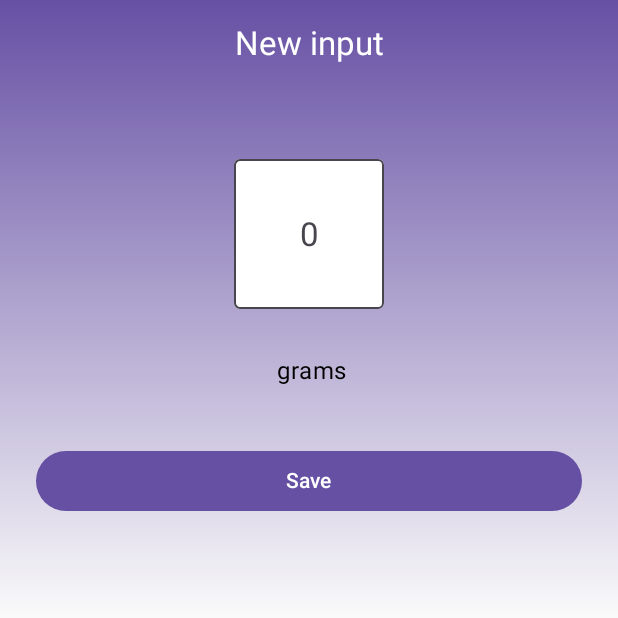
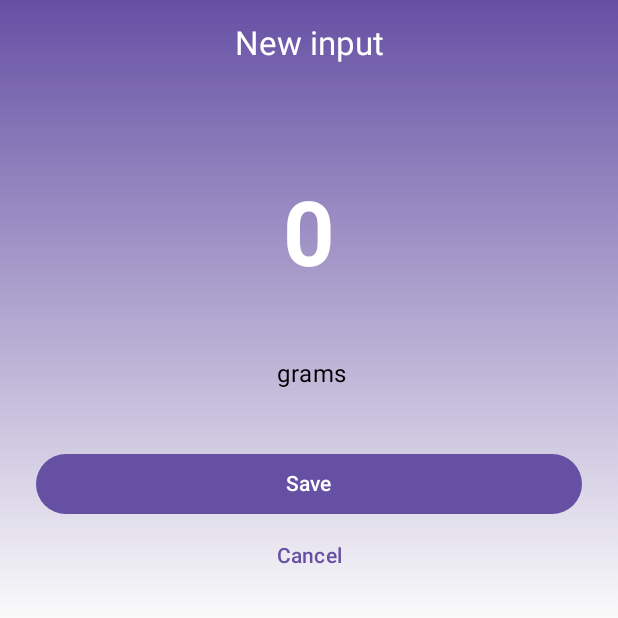
Before and after one commit to stacyjacks/ProCo, an Android app built with Jetpack Compose: the screen it shows after launch (MainActivity), after a tap on "New input", on a phone screen of 412 x 824 dp, the top half of it. Run offline under Robolectric (Android 15) with nearby library versions, the phone set to English and light mode, and no system bars; our stand-ins replace Dagger/Hilt's generated code, Room's generated code; 7 statements that could not run were skipped.

Commit message:
Further ui and ux improvements.

```diff
--- a/ui/src/main/java/kurmakaeva/anastasia/ui/AddScreen.kt
+++ b/ui/src/main/java/kurmakaeva/anastasia/ui/AddScreen.kt
@@ -2,15 +2,14 @@ package kurmakaeva.anastasia.ui
 
 import androidx.compose.foundation.background
 import androidx.compose.foundation.layout.Column
+import androidx.compose.foundation.layout.fillMaxHeight
 import androidx.compose.foundation.layout.fillMaxSize
 import androidx.compose.foundation.layout.fillMaxWidth
-import androidx.compose.foundation.layout.height
 import androidx.compose.foundation.layout.padding
-import androidx.compose.foundation.layout.width
 import androidx.compose.foundation.text.KeyboardOptions
 import androidx.compose.material3.Button
-import androidx.compose.material3.OutlinedTextField
 import androidx.compose.material3.Text
+import androidx.compose.material3.TextButton
 import androidx.compose.material3.TextField
 import androidx.compose.material3.TextFieldDefaults
 import androidx.compose.runtime.Composable
@@ -26,12 +25,14 @@ import androidx.compose.ui.unit.dp
 import androidx.hilt.navigation.compose.hiltViewModel
 import kurmakaeva.anastasia.ui.components.TopBarTitle
 import kurmakaeva.anastasia.ui.theme.Typography
+import kurmakaeva.anastasia.ui.theme.themeGradient
 import kurmakaeva.anastasia.ui.viewmodel.AddViewModel
 
 @Composable
 fun AddScreen(
     type: ScreenType,
     onTapAdd: () -> Unit,
+    onTapCancel: () -> Unit,
     viewModel: AddViewModel = hiltViewModel()
 ) {
     Column(modifier = Modifier.fillMaxSize()) {
@@ -67,9 +68,10 @@ fun AddScreen(
                 onNameChanged = { viewModel.onNameChanged(it) }
             )
         }
-
-        Button(
-            onClick = {
+        AddScreenButtons(
+            onTapAdd = { onTapAdd() },
+            onTapCancel = { onTapCancel() },
+            saveAction = {
                 when (type) {
                     ScreenType.AddSaved -> {
                         viewModel.addSavedItem()
@@ -82,15 +84,8 @@ fun AddScreen(
                     }
                     else -> { /* do nothing */ }
                 }
-
-                onTapAdd()
-            },
-            modifier = Modifier
-                .fillMaxWidth()
-                .padding(24.dp)
-        ) {
-            Text(text = stringResource(id = R.string.save))
-        }
+            }
+        )
     }
 }
 
@@ -103,7 +98,7 @@ fun AddGramsContainer(
         modifier = Modifier.fillMaxWidth(),
         horizontalAlignment = Alignment.CenterHorizontally
     ) {
-        OutlinedTextField(
+        TextField(
             value = if (amount != "0.0") amount else "",
             onValueChange = {
                 if (it.isEmpty() || it.toDoubleOrNull() != null) {
@@ -112,8 +107,6 @@ fun AddGramsContainer(
             },
             modifier = Modifier
                 .padding(top = 32.dp, bottom = 16.dp)
-                .width(100.dp)
-                .height(100.dp)
                 .background(Color.Transparent),
             placeholder = {
                 Text(
@@ -121,17 +114,19 @@ fun AddGramsContainer(
                     modifier = Modifier
                         .fillMaxWidth()
                         .align(Alignment.CenterHorizontally),
-                    style = Typography.titleMedium
+                    style = Typography.headlineLarge
                 )
             },
             singleLine = true,
-            textStyle = Typography.titleLarge,
+            textStyle = Typography.headlineLarge,
             keyboardOptions = KeyboardOptions.Default.copy(
                 keyboardType = KeyboardType.Number
             ),
             colors = TextFieldDefaults.colors(
-                focusedContainerColor = Color.White,
-                unfocusedContainerColor = Color.White
+                focusedContainerColor = Color.Transparent,
+                unfocusedContainerColor = Color.Transparent,
+                focusedIndicatorColor = Color.Transparent,
+                unfocusedIndicatorColor = Color.Transparent
             )
         )
 
@@ -172,6 +167,35 @@ fun AddNameContainer(
     )
 }
 
+@Composable
+fun AddScreenButtons(
+    onTapAdd: () -> Unit,
+    onTapCancel: () -> Unit,
+    saveAction: () -> Unit
+) {
+    Button(
+        onClick = {
+            saveAction()
+            onTapAdd()
+        },
+        modifier = Modifier
+            .fillMaxWidth()
+            .padding(top = 24.dp, start = 24.dp, end = 24.dp)
+    ) {
+        Text(text = stringResource(id = R.string.save))
+    }
+
+    TextButton(
+        onClick = { onTapCancel() },
+        modifier = Modifier.fillMaxWidth()
+    ) {
+        Text(
+            text = stringResource(id = R.string.cancel),
+            textAlign = TextAlign.Center
+        )
+    }
+}
+
 private fun getAmount(type: ScreenType, viewModel: AddViewModel): String {
     return when (type) {
         ScreenType.AddGoal -> viewModel.goal.goal.toString()
@@ -185,8 +209,12 @@ private fun getAmount(type: ScreenType, viewModel: AddViewModel): String {
 @Preview
 @Composable
 fun AddSavedItemPreview() {
-    AddGramsContainer(
-        amount = "",
-        onAmountChanged = { /* preview only */ },
-    )
+    Column(modifier = Modifier.background(themeGradient).fillMaxHeight()) {
+        TopBarTitle(screen = ScreenType.AddInput)
+        AddGramsContainer(
+            amount = "",
+            onAmountChanged = { /* preview only */ },
+        )
+        AddScreenButtons(onTapAdd = {}, onTapCancel = {}, saveAction = {})
+    }
 }
--- a/ui/src/main/java/kurmakaeva/anastasia/ui/components/ProgressBar.kt
+++ b/ui/src/main/java/kurmakaeva/anastasia/ui/components/ProgressBar.kt
@@ -23,6 +23,7 @@ import androidx.compose.ui.graphics.StrokeCap
 import androidx.compose.ui.text.style.TextAlign
 import androidx.compose.ui.tooling.preview.Preview
 import androidx.compose.ui.unit.dp
+import kurmakaeva.anastasia.ui.theme.PurpleGrey80
 
 @Composable
 fun ProgressBar(
@@ -55,7 +56,7 @@ fun ProgressBar(
                             .padding(horizontal = 8.dp, vertical = 2.dp)
                             .height(20.dp),
                         color = MaterialTheme.colorScheme.primary,
-                        trackColor = Color.LightGray,
+                        trackColor = PurpleGrey80,
                         strokeCap = StrokeCap.Round,
                     )
 
@@ -79,7 +80,7 @@ fun ProgressBar(
     }
 }
 
-@Preview
+@Preview(backgroundColor = 0xFFFFFF, showBackground = true)
 @Composable
 private fun ProgressBarPreview() {
     ProgressBar(
--- a/ui/src/main/java/kurmakaeva/anastasia/ui/navigation/ProCoNavHost.kt
+++ b/ui/src/main/java/kurmakaeva/anastasia/ui/navigation/ProCoNavHost.kt
@@ -34,9 +34,8 @@ fun ProCoNavHost(navController: NavHostController) {
         composable(route = AddSavedRoute) {
             AddScreen(
                 type = ScreenType.AddSaved,
-                onTapAdd = {
-                    navController.popBackStack()
-                }
+                onTapAdd = { navController.popBackStack() },
+                onTapCancel = { navController.popBackStack() }
             )
         }
         composable(route = AddGoalRoute) {
@@ -48,7 +47,8 @@ fun ProCoNavHost(navController: NavHostController) {
                             inclusive = true
                         }
                     }
-                }
+                },
+                onTapCancel = { navController.popBackStack() }
             )
         }
         composable(route = AddInputRoute) {
@@ -61,7 +61,8 @@ fun ProCoNavHost(navController: NavHostController) {
                             inclusive = true
                         }
                     }
-                }
+                },
+                onTapCancel = { navController.popBackStack() }
             )
         }
     }
--- a/ui/src/main/java/kurmakaeva/anastasia/ui/theme/Type.kt
+++ b/ui/src/main/java/kurmakaeva/anastasia/ui/theme/Type.kt
@@ -23,22 +23,23 @@ val Typography = Typography(
         lineHeight = 24.sp,
         letterSpacing = 0.5.sp
     ),
+    headlineLarge = TextStyle(
+        color = Color.White,
+        fontFamily = FontFamily.Default,
+        fontWeight = FontWeight.Bold,
+        fontSize = 60.sp,
+        lineHeight = 28.sp,
+        letterSpacing = 0.sp,
+        textAlign = TextAlign.Center,
+    ),
     titleLarge = TextStyle(
+        color = Color.White,
         fontFamily = FontFamily.Default,
         fontWeight = FontWeight.Normal,
         fontSize = 22.sp,
         lineHeight = 28.sp,
         letterSpacing = 0.sp,
-        textAlign = TextAlign.Center,
-        color = Color.White
-    ),
-    titleMedium = TextStyle(
-        fontFamily = FontFamily.Default,
-        fontWeight = FontWeight.Normal,
-        fontSize = 22.sp,
-        lineHeight = 28.sp,
-        letterSpacing = 0.sp,
-        textAlign = TextAlign.Center,
+        textAlign = TextAlign.Center
     ),
     labelSmall = TextStyle(
         fontFamily = FontFamily.Default,
```
